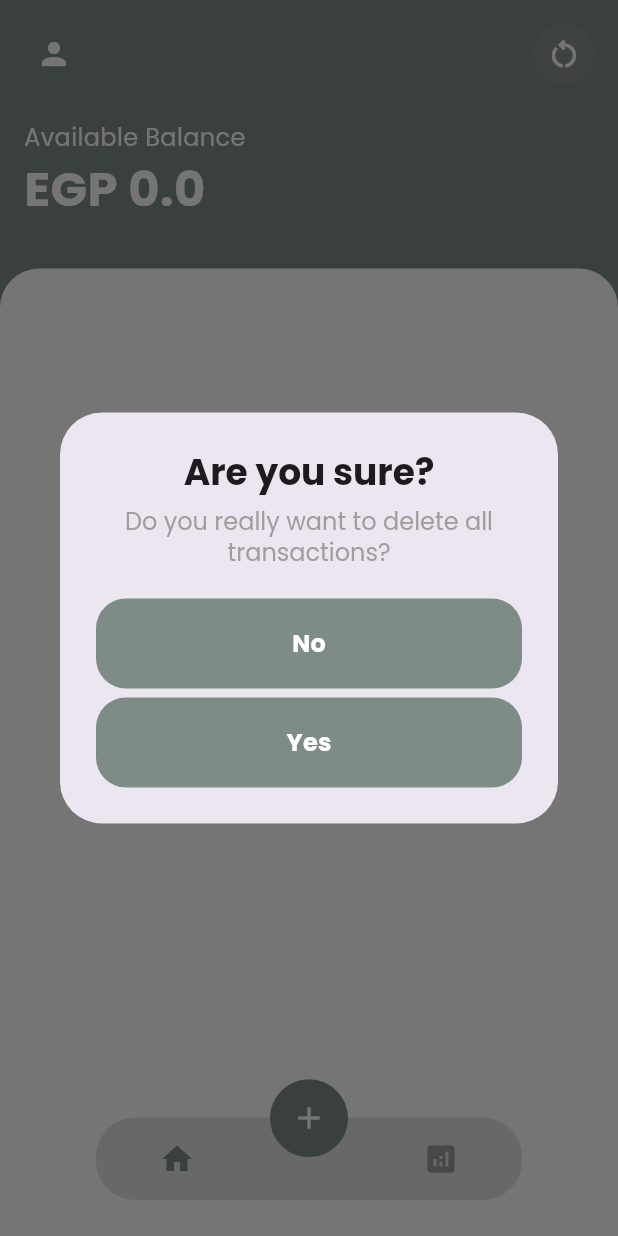
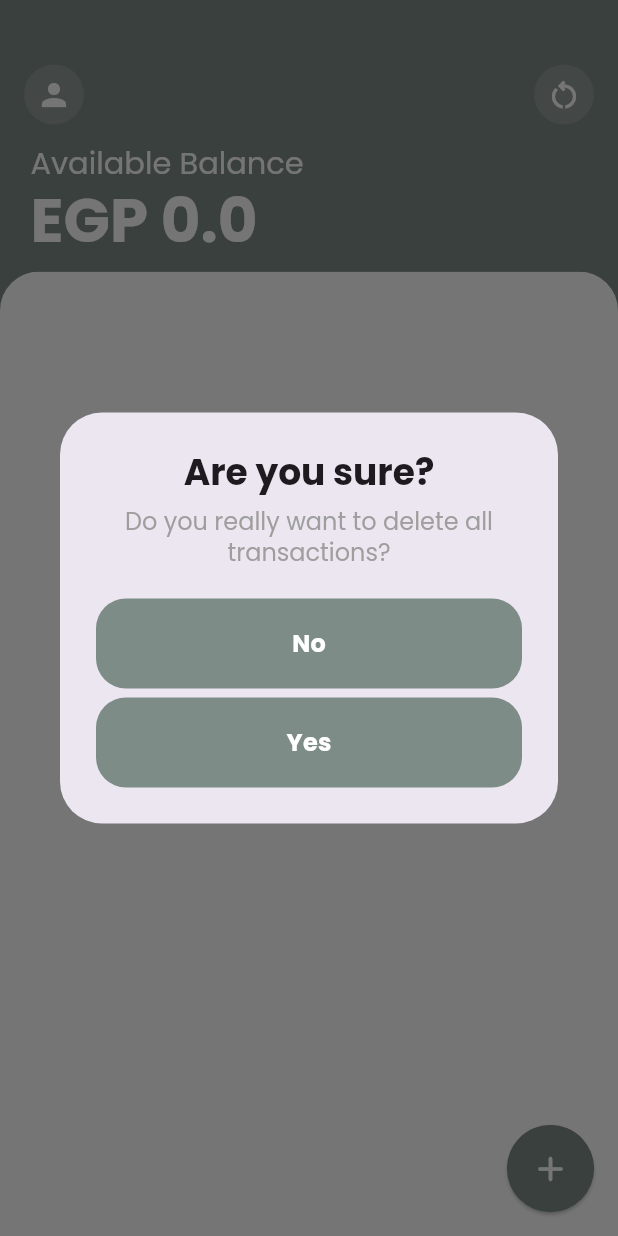
Before and after one commit to NOUR-MOWAFEY/money_flow, a Flutter app: the HomeView screen opened directly, after a tap on the "restart alt" icon, on a phone screen of 412 x 824 dp. Run offline on Flutter 3.47's test engine with Material 3 defaults, Android fonts, the light colour scheme and no system bars; our stand-ins replace fl_chart, hive, hive_flutter, image_picker, toastification, toggle_switch; accounts and stored records are empty.

Commit message:
build new home view header & remove bottom nav bar & add animation to floating action button

```diff
--- a/lib/constants/app_colors.dart
+++ b/lib/constants/app_colors.dart
@@ -10,7 +10,9 @@ class AppColors {
     236,
     226,
   );
+
   static const white = Colors.white;
   static const grey = Colors.grey;
+  static const greyTrasparent = Color.fromARGB(104, 175, 175, 175);
   static const black = Colors.black;
 }
--- a/lib/main.dart
+++ b/lib/main.dart
@@ -2,9 +2,7 @@ import 'package:flutter/material.dart';
 import 'package:hive_flutter/hive_flutter.dart';
 import 'package:money_flow/constants/app_theme.dart';
 import 'package:money_flow/models/transaction_model.dart';
-import 'package:money_flow/services/hive_service.dart';
 import 'package:money_flow/views/home_view.dart';
-import 'package:money_flow/views/profile_view.dart';
 
 void main() async {
   await Hive.initFlutter();
@@ -22,7 +20,7 @@ class MoneyFlowApp extends StatelessWidget {
     return MaterialApp(
       debugShowCheckedModeBanner: false,
       theme: AppTheme.mainTheme(),
-      home: HiveService.isFirstTime ? const ProfileView() : const HomeView(),
+      home: const HomeView(),
     );
   }
 }
--- a/lib/utils/add_transaction_save_button.dart
+++ b/lib/utils/add_transaction_save_button.dart
@@ -3,7 +3,7 @@ import 'package:intl/intl.dart';
 import 'package:money_flow/constants/app_colors.dart';
 import 'package:money_flow/models/transaction_model.dart';
 import 'package:money_flow/services/hive_service.dart';
-import 'package:money_flow/widgets/home_view_header.dart';
+import 'package:money_flow/widgets/home_view_app_bar.dart';
 import 'package:toastification/toastification.dart';
 
 Future<void> onSave(
--- a/lib/utils/show_confirmation_dialog.dart
+++ b/lib/utils/show_confirmation_dialog.dart
@@ -2,7 +2,7 @@ import 'package:flutter/material.dart';
 import 'package:money_flow/constants/app_colors.dart';
 import 'package:money_flow/services/hive_service.dart';
 import 'package:money_flow/widgets/custom_button.dart';
-import 'package:money_flow/widgets/home_view_header.dart';
+import 'package:money_flow/widgets/home_view_app_bar.dart';
 
 class ShowConfirmationDialog {
   static Future<dynamic> showConfirmationDialog(
--- a/lib/views/home_view.dart
+++ b/lib/views/home_view.dart
@@ -1,10 +1,8 @@
 import 'package:flutter/material.dart';
 import 'package:money_flow/constants/app_colors.dart';
-import 'package:money_flow/views/add_transaction_view.dart';
-import 'package:money_flow/widgets/analytics_body.dart';
-import 'package:money_flow/widgets/floating_bottom_nav_bar.dart';
-import 'package:money_flow/widgets/home_body.dart';
-import 'package:money_flow/widgets/home_view_header.dart';
+import 'package:money_flow/widgets/custom_floating_action_button.dart';
+import 'package:money_flow/widgets/home_view_body.dart';
+import 'package:money_flow/widgets/home_view_app_bar.dart';
 
 class HomeView extends StatefulWidget {
   const HomeView({super.key});
@@ -14,8 +12,6 @@ class HomeView extends StatefulWidget {
 }
 
 class _HomeViewState extends State<HomeView> {
-  bool isHome = true;
-
   @override
   void initState() {
     BalanceController.updateBalance();
@@ -24,38 +20,10 @@ class _HomeViewState extends State<HomeView> {
 
   @override
   Widget build(BuildContext context) {
-    return Stack(
-      alignment: AlignmentGeometry.bottomCenter,
-      children: [
-        Scaffold(
-          backgroundColor: AppColors.primaryColor,
-          body: SafeArea(
-            bottom: false,
-            child: isHome ? const HomeBody() : const AnalyticsBody(),
-          ),
-        ),
-        CustomFloatingBottomNavBar(
-          indexOneOnPressed: () {
-            setState(() {
-              isHome = false;
-            });
-          },
-          indexZeroOnPressed: () {
-            setState(() {
-              isHome = true;
-            });
-          },
-          bottomPositioned: 37.5,
-          addButtonColor: isHome ? AppColors.primaryColor : AppColors.white,
-          addButtonIconColor: isHome ? AppColors.white : AppColors.primaryColor,
-          addButtonOnPressed: () {
-            Navigator.push(
-              context,
-              MaterialPageRoute(builder: (context) => AddTransactionView()),
-            );
-          },
-        ),
-      ],
+    return const Scaffold(
+      backgroundColor: AppColors.primaryColor,
+      floatingActionButton: CustomFloatingActionButton(),
+      body: HomeViewBody(),
     );
   }
 }
--- a/lib/widgets/analytics_body.dart
+++ b/lib/widgets/analytics_body.dart
@@ -3,7 +3,7 @@ import 'package:money_flow/constants/app_colors.dart';
 import 'package:money_flow/services/hive_service.dart';
 import 'package:money_flow/widgets/custom_bar_chart.dart';
 import 'package:money_flow/widgets/custom_line_chart.dart';
-import 'package:money_flow/widgets/home_view_header.dart';
+import 'package:money_flow/widgets/home_view_app_bar.dart';
 import 'package:toggle_switch/toggle_switch.dart';
 
 class AnalyticsBody extends StatefulWidget {
@@ -40,7 +40,7 @@ class _AnalyticsBodyState extends State<AnalyticsBody> {
           children: [
             Padding(
               padding: EdgeInsets.symmetric(horizontal: 16),
-              child: HomeViewHeader(),
+              child: HomeViewAppBar(),
             ),
             Padding(
               padding: const EdgeInsets.symmetric(horizontal: 20),
--- a/lib/widgets/custom_app_bar.dart
+++ /dev/null
@@ -1,75 +0,0 @@
-import 'dart:io';
-
-import 'package:flutter/material.dart';
-import 'package:money_flow/constants/app_colors.dart';
-import 'package:money_flow/services/hive_service.dart';
-import 'package:money_flow/views/profile_view.dart';
-
-class CustomAppBar extends StatefulWidget {
-  const CustomAppBar({super.key, this.onTap});
-  final void Function()? onTap;
-
-  @override
-  State<CustomAppBar> createState() => _CustomAppBarState();
-}
-
-class _CustomAppBarState extends State<CustomAppBar> {
-  late String imagePath;
-  @override
-  void initState() {
-    imagePath = HiveService.userImage;
-    super.initState();
-  }
-
-  @override
-  Widget build(BuildContext context) {
-    return Row(
-      children: [
-        GestureDetector(
-          onTap: () => Navigator.push(
-            context,
-            MaterialPageRoute(builder: (context) => ProfileView()),
-          ),
-          child: Row(
-            children: [
-              CircleAvatar(
-                backgroundColor: AppColors.primaryColor,
-                backgroundImage: imagePath.isNotEmpty
-                    ? FileImage(File(imagePath))
-                    : null,
-                child: imagePath.isEmpty
-                    ? const Icon(Icons.person, color: AppColors.white)
-                    : null,
-              ),
-              SizedBox(width: 12),
-              Text(
-                HiveService.userName,
-                style: TextStyle(
-                  fontWeight: FontWeight.bold,
-                  fontSize: 16,
-                  color: AppColors.white,
-                ),
-              ),
-            ],
-          ),
-        ),
-        const Spacer(),
-        Container(
-          height: 40,
-          width: 40,
-          decoration: BoxDecoration(
-            color: const Color.fromARGB(83, 158, 158, 158),
-            borderRadius: BorderRadius.circular(70),
-          ),
-          child: GestureDetector(
-            onTap: widget.onTap,
-            child: const Icon(
-              Icons.restart_alt_outlined,
-              color: AppColors.white,
-            ),
-          ),
-        ),
-      ],
-    );
-  }
-}
--- /dev/null
+++ b/lib/widgets/custom_floating_action_button.dart
@@ -0,0 +1,36 @@
+import 'package:animations/animations.dart';
+import 'package:flutter/material.dart';
+import 'package:money_flow/constants/app_colors.dart';
+import 'package:money_flow/views/add_transaction_view.dart';
+
+class CustomFloatingActionButton extends StatelessWidget {
+  const CustomFloatingActionButton({super.key, this.size = 58});
+  final double size;
+
+  @override
+  Widget build(BuildContext context) {
+    return OpenContainer(
+      closedShape: const CircleBorder(),
+      closedColor: AppColors.primaryColor,
+      closedBuilder: (context, action) => Container(
+        height: size,
+        width: size,
+
+        decoration: const BoxDecoration(
+          color: AppColors.primaryColor,
+          shape: BoxShape.circle,
+        ),
+
+        child: const Center(
+          child: Icon(
+            Icons.add_rounded,
+            color: Colors.white,
+            size: 28,
+            fontWeight: FontWeight.w500,
+          ),
+        ),
+      ),
+      openBuilder: (context, action) => const AddTransactionView(),
+    );
+  }
+}
--- /dev/null
+++ b/lib/widgets/custom_sliver_app_bar.dart
@@ -0,0 +1,29 @@
+import 'package:flutter/material.dart';
+import 'package:money_flow/constants/app_colors.dart';
+import 'package:money_flow/widgets/home_view_app_bar.dart';
+
+class CustomSliverAppBar extends StatelessWidget {
+  const CustomSliverAppBar({super.key});
+
+  @override
+  Widget build(BuildContext context) {
+    return SliverAppBar(
+      expandedHeight: 90,
+      floating: true,
+      pinned: true,
+      automaticallyImplyLeading: false,
+      backgroundColor: AppColors.primaryColor,
+      toolbarHeight: 75,
+      flexibleSpace: FlexibleSpaceBar(
+        titlePadding: EdgeInsets.symmetric(vertical: 8),
+        title: const Padding(
+          padding: EdgeInsets.symmetric(horizontal: 16),
+          child: HomeViewAppBar(),
+        ),
+
+        expandedTitleScale: 1.27,
+        background: Container(height: 120, color: AppColors.primaryColor),
+      ),
+    );
+  }
+}
--- a/lib/widgets/home_view_header.dart
+++ b/lib/widgets/home_view_app_bar.dart
@@ -3,28 +3,21 @@ import 'dart:developer';
 import 'package:flutter/material.dart';
 import 'package:money_flow/constants/app_colors.dart';
 import 'package:money_flow/services/hive_service.dart';
-import 'package:money_flow/utils/show_confirmation_dialog.dart';
-import 'package:money_flow/widgets/custom_app_bar.dart';
 
-class HomeViewHeader extends StatelessWidget {
-  const HomeViewHeader({super.key});
+class HomeViewAppBar extends StatelessWidget {
+  const HomeViewAppBar({super.key});
 
   @override
   Widget build(BuildContext context) {
     return Column(
       crossAxisAlignment: CrossAxisAlignment.start,
+      mainAxisSize: .min,
       children: [
-        SizedBox(height: 16),
-        CustomAppBar(
-          onTap: () {
-            ShowConfirmationDialog.showConfirmationDialog(context);
-          },
-        ),
-        const SizedBox(height: 24),
         const Text(
           'Available Balance',
           style: TextStyle(fontSize: 16, color: AppColors.white),
         ),
+
         ValueListenableBuilder<double>(
           valueListenable: BalanceController.balance,
           builder: (context, value, _) {
@@ -38,8 +31,6 @@ class HomeViewHeader extends StatelessWidget {
             );
           },
         ),
-
-        const SizedBox(height: 30),
       ],
     );
   }
--- a/lib/widgets/home_body.dart
+++ b/lib/widgets/home_view_body.dart
@@ -3,21 +3,33 @@ import 'package:intl/intl.dart';
 import 'package:money_flow/constants/app_categories.dart';
 import 'package:money_flow/services/hive_service.dart';
 import 'package:money_flow/utils/show_confirmation_dialog.dart';
-import 'package:money_flow/widgets/home_view_header.dart';
+import 'package:money_flow/widgets/custom_sliver_app_bar.dart';
+import 'package:money_flow/widgets/home_view_app_bar.dart';
 import 'package:money_flow/widgets/transaction_tile.dart';
+import 'package:money_flow/widgets/user_main_info.dart';
 
-class HomeBody extends StatelessWidget {
-  const HomeBody({super.key});
+class HomeViewBody extends StatelessWidget {
+  const HomeViewBody({super.key});
 
   @override
   Widget build(BuildContext context) {
-    return Column(
-      children: [
-        Padding(
-          padding: EdgeInsets.symmetric(horizontal: 16),
-          child: HomeViewHeader(),
+    return CustomScrollView(
+      slivers: [
+        const SliverToBoxAdapter(child: SizedBox(height: 35)),
+
+        // user image + name + reset button
+        const SliverToBoxAdapter(
+          child: Padding(
+            padding: EdgeInsets.symmetric(horizontal: 16),
+            child: UserMainInfo(),
+          ),
         ),
-        Expanded(
+
+        // available balance
+        const CustomSliverAppBar(),
+
+        // const SliverToBoxAdapter(child: SizedBox(height: 60)),
+        SliverFillRemaining(
           child: Container(
             decoration: BoxDecoration(
               color: Colors.white,
@@ -33,6 +45,8 @@ class HomeBody extends StatelessWidget {
                 return Padding(
                   padding: const EdgeInsets.symmetric(horizontal: 20),
                   child: ListView.separated(
+                    physics: NeverScrollableScrollPhysics(),
+                    shrinkWrap: true,
                     itemCount: transactions.length,
                     itemBuilder: (context, index) => TransactionTile(
                       onLongPress: () {
--- /dev/null
+++ b/lib/widgets/reset_button.dart
@@ -0,0 +1,25 @@
+import 'package:flutter/material.dart';
+import 'package:money_flow/constants/app_colors.dart';
+import 'package:money_flow/utils/show_confirmation_dialog.dart';
+
+class ResetButton extends StatelessWidget {
+  const ResetButton({super.key});
+
+  @override
+  Widget build(BuildContext context) {
+    return InkWell(
+      onTap: () => ShowConfirmationDialog.showConfirmationDialog(context),
+      borderRadius: BorderRadius.circular(32),
+
+      child: Container(
+        height: 40,
+        width: 40,
+        decoration: BoxDecoration(
+          color: AppColors.greyTrasparent,
+          borderRadius: BorderRadius.circular(70),
+        ),
+        child: const Icon(Icons.restart_alt_outlined, color: AppColors.white),
+      ),
+    );
+  }
+}
--- a/lib/widgets/transaction_tile.dart
+++ b/lib/widgets/transaction_tile.dart
@@ -32,7 +32,7 @@ class TransactionTile extends StatelessWidget {
       // height: isLastOne ? null : 80,
       child: Column(
         children: [
-          isFirstOne ? const SizedBox(height: 20) : SizedBox(),
+          isFirstOne ? const SizedBox(height: 1500) : SizedBox(),
           GestureDetector(
             onLongPress: onLongPress,
             onTap: onTap,
--- /dev/null
+++ b/lib/widgets/user_image.dart
@@ -0,0 +1,33 @@
+import 'dart:io';
+
+import 'package:flutter/material.dart';
+import 'package:money_flow/constants/app_colors.dart';
+import 'package:money_flow/services/hive_service.dart';
+
+class UserImage extends StatefulWidget {
+  const UserImage({super.key});
+
+  @override
+  State<UserImage> createState() => _UserImageState();
+}
+
+class _UserImageState extends State<UserImage> {
+  late String imagePath;
+
+  @override
+  void initState() {
+    imagePath = HiveService.userImage;
+    super.initState();
+  }
+
+  @override
+  Widget build(BuildContext context) {
+    return CircleAvatar(
+      backgroundColor: AppColors.greyTrasparent,
+      backgroundImage: imagePath.isNotEmpty ? FileImage(File(imagePath)) : null,
+      child: imagePath.isEmpty
+          ? const Icon(Icons.person, color: AppColors.white)
+          : null,
+    );
+  }
+}
--- /dev/null
+++ b/lib/widgets/user_main_info.dart
@@ -0,0 +1,30 @@
+import 'package:flutter/material.dart';
+import 'package:money_flow/constants/app_colors.dart';
+import 'package:money_flow/services/hive_service.dart';
+import 'package:money_flow/widgets/reset_button.dart';
+import 'package:money_flow/widgets/user_image.dart';
+
+class UserMainInfo extends StatelessWidget {
+  const UserMainInfo({super.key, this.onTap});
+  final void Function()? onTap;
+
+  @override
+  Widget build(BuildContext context) {
+    return ListTile(
+      contentPadding: EdgeInsets.zero,
+
+      leading: UserImage(),
+
+      title: Text(
+        HiveService.userName,
+        style: TextStyle(
+          fontWeight: FontWeight.bold,
+          fontSize: 16,
+          color: AppColors.white,
+        ),
+      ),
+
+      trailing: ResetButton(),
+    );
+  }
+}
```
Also changed, not shown: pubspec.yaml (+17 -17 lines), pubspec.lock.
